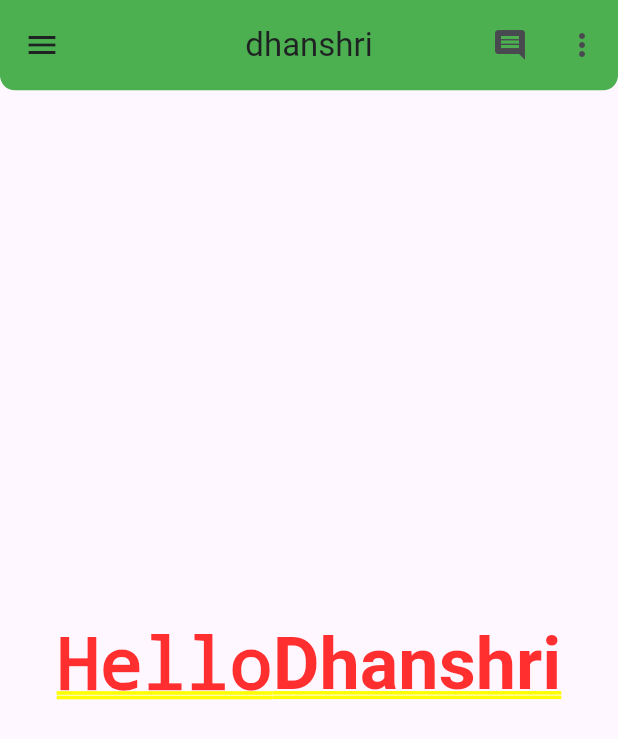
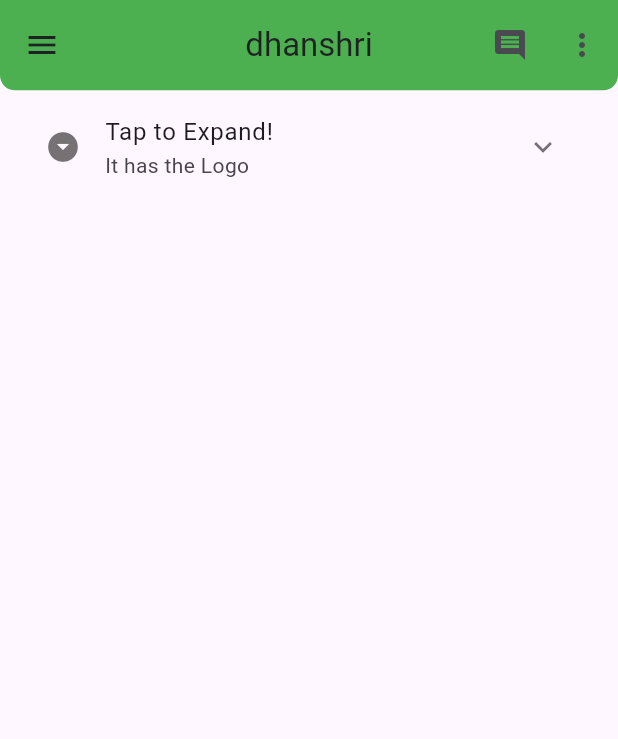
Before and after one commit to Dhan-shri/Flutter_Demo, a Flutter app: the screen it shows after launch, on a phone screen of 412 x 824 dp. Shown: the top 739 px of the screen. Run offline on Flutter 3.47's test engine with Material 3 defaults, Android fonts, the phone set to English and light mode, and no system bars; drawn by our look-alikes of expansion_tile_card.

```diff
--- a/lib/main.dart
+++ b/lib/main.dart
@@ -1,14 +1,19 @@
+
 import 'package:flutter/material.dart';
 import 'package:flutter/rendering.dart';
 import 'package:flutter/widgets.dart';
+import 'package:expansion_tile_card/expansion_tile_card.dart';
+
 
 void main() {
   runApp(const MyApp());
 }
 
 class MyApp extends StatelessWidget {
+
   final appTitle = "Dhanshri";
   const MyApp({super.key});
+
 
   // This widget is the root of your application.
   @override
@@ -30,8 +35,10 @@ class MyApp extends StatelessWidget {
 
 class MyHomePage extends StatelessWidget {
   final String title;
+  final GlobalKey<ExpansionTileCardState> cardA =  GlobalKey();
+  final GlobalKey<ExpansionTileCardState> cardB = GlobalKey();
   // ignore: use_super_parameters
-  const MyHomePage({Key? key, required this.title}) : super(key: key);
+  MyHomePage({Key? key, required this.title}) : super(key: key);
 
   @override
   Widget build(BuildContext context) {
@@ -82,28 +89,34 @@ class MyHomePage extends StatelessWidget {
         elevation: 0.01,
 
       ),
-      body:  Center(
-        child: RichText(
-          overflow: TextOverflow.ellipsis,
+      body: ListView(
+            children: <Widget>[
+              Padding(
+                padding: const EdgeInsets.symmetric(horizontal: 12.0),
+                child: ExpansionTileCard(
+                  title: const Text("Tap to Expand!"),
+                  leading: const Icon(Icons.arrow_drop_down_circle),
+                  subtitle: const Text("It has the Logo"),
+                  key: cardA,
+                  children: <Widget>[
+                  const  Divider(
+                      thickness: 5.0,
+                      height: 5.0,
+                    ),
+                     Align(
+                      alignment: Alignment.centerLeft,
+                      child: Padding(
+                        padding: const EdgeInsets.symmetric(horizontal: 16.0),
+                        child: Image.asset('assets/images/evening.jpg'),
+                      ),
+                    ),
 
-          textAlign: TextAlign.end,
+                  ],
+                ),
+                ),
+            ],
+          ),
 
-          // Control text direction
-          textDirection: TextDirection.rtl,
-
-          softWrap: true,
-          maxLines: 1,
-
-          text : TextSpan(
-            text : "Hello",
-            style: DefaultTextStyle.of(context).style,
-            children: const <TextSpan>[
-              TextSpan(text: "Dhanshri", style: TextStyle(fontWeight: FontWeight.bold)),
-            ]
-
-          ),
-          ),
-      ),
 
       drawer: Drawer(
         child:  ListView(
@@ -141,6 +154,31 @@ class MyHomePage extends StatelessWidget {
       ),
     );
   }
+
+  Center richText(BuildContext context) {
+    return Center(
+      child: RichText(
+        overflow: TextOverflow.ellipsis,
+
+        textAlign: TextAlign.end,
+
+        // Control text direction
+        textDirection: TextDirection.rtl,
+
+        softWrap: true,
+        maxLines: 1,
+
+        text : TextSpan(
+          text : "Hello",
+          style: DefaultTextStyle.of(context).style,
+          children: const <TextSpan>[
+            TextSpan(text: "Dhanshri", style: TextStyle(fontWeight: FontWeight.bold)),
+          ]
+
+        ),
+        ),
+    );
+  }
 }
 
 
--- a/pubspec.yaml
+++ b/pubspec.yaml
@@ -35,6 +35,7 @@ dependencies:
   # The following adds the Cupertino Icons font to your application.
   # Use with the CupertinoIcons class for iOS style icons.
   cupertino_icons: ^1.0.6
+  expansion_tile_card: ^3.0.0
 
 dev_dependencies:
   flutter_test:
```
Also changed, not shown: pubspec.lock.
